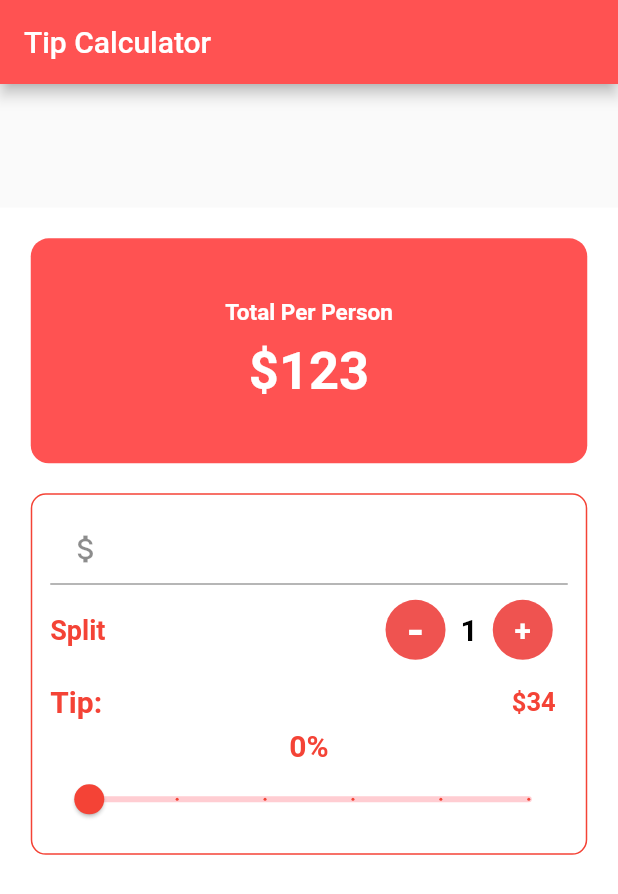
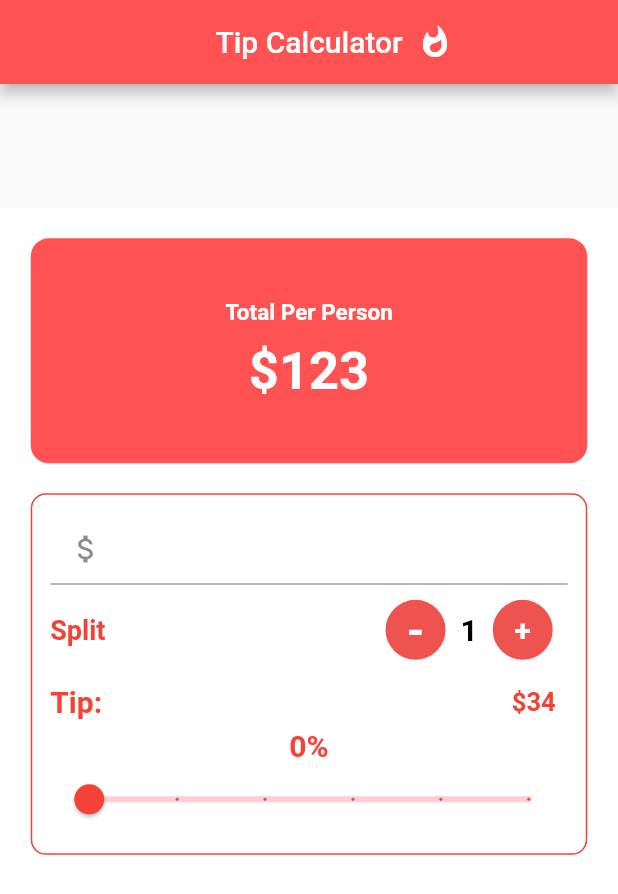
Before and after one commit to mdsayeed6220/TipCalculator, a Flutter app: the screen it shows after launch, on a phone screen of 412 x 824 dp. Shown: the top 894 px of the screen. Run offline on Flutter 3.47's test engine with Material 2 defaults, Android fonts, the phone set to English and light mode, and no system bars.

Commit message:
Customized App bar

```diff
--- a/lib/main.dart
+++ b/lib/main.dart
@@ -10,8 +10,15 @@ class MyApp extends StatelessWidget {
       debugShowCheckedModeBanner: false,
       home: Scaffold(
         appBar: AppBar(
+          actions: [
+            Padding(
+              padding: EdgeInsets.only(right: 110),
+              child: Icon(Icons.whatshot),
+            )
+          ],
           title: Text("Tip Calculator"),
           backgroundColor: Colors.redAccent,
+          centerTitle: true,
         ),
         body: Bill(),
       ),
```
